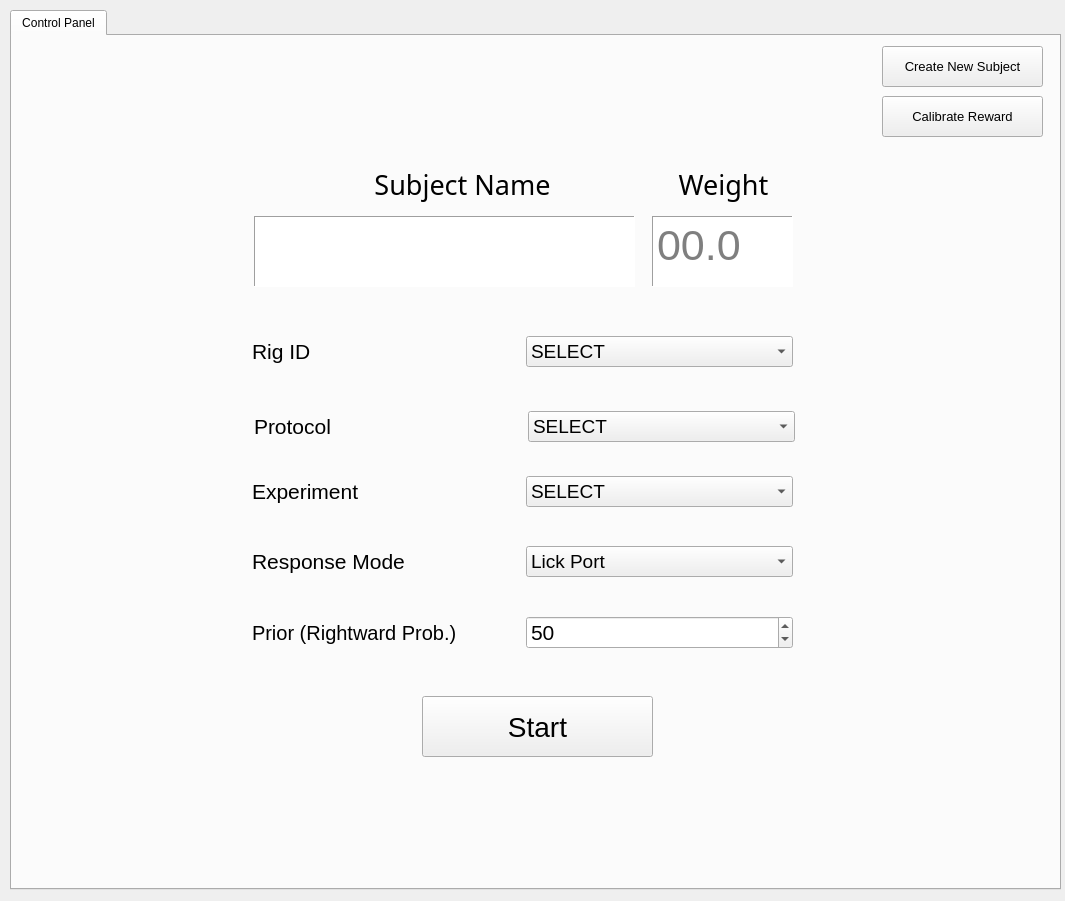
The window that NeuRPi/gui/main_gui.ui (vaibrainium/NeuRPi) describes before a commit, drawn with Qt 5.
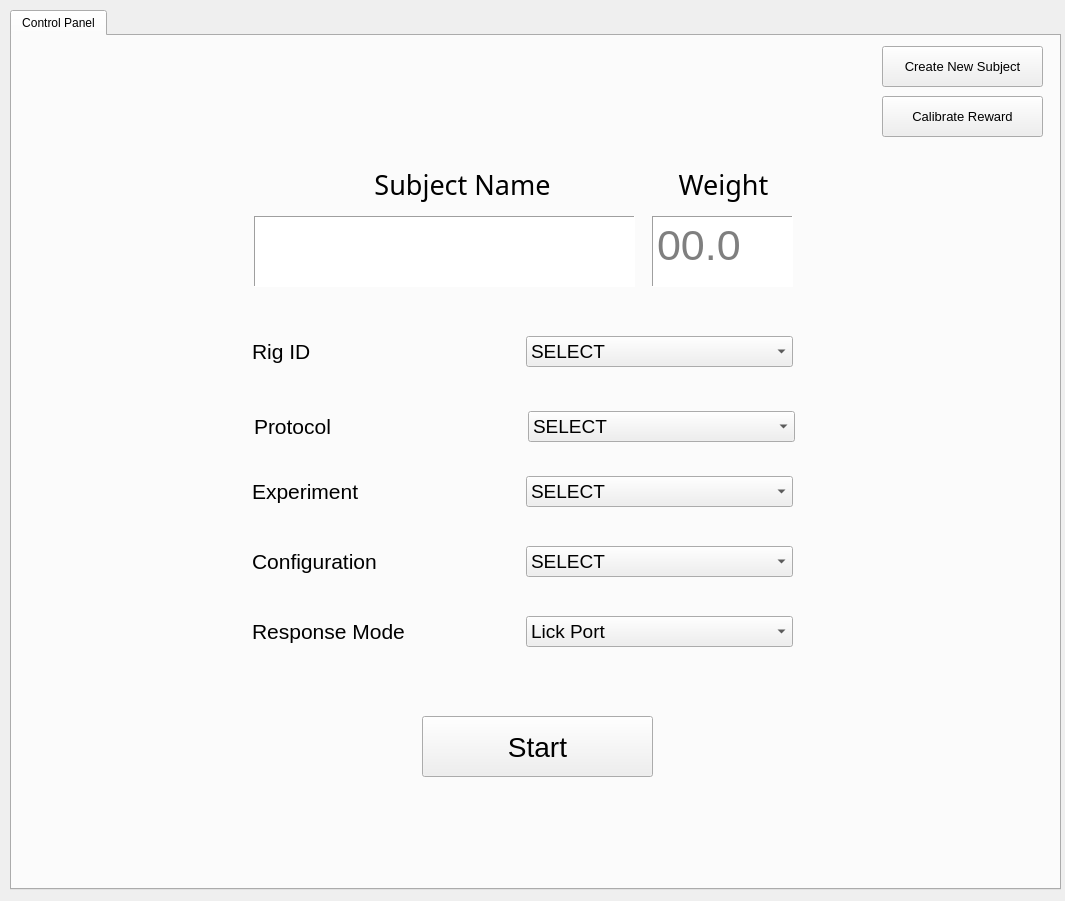
The same window after the commit.

Commit message: Added configuration saving feature

```diff
--- a/NeuRPi/gui/main_gui.ui
+++ b/NeuRPi/gui/main_gui.ui
@@ -46,7 +46,7 @@
       <property name="geometry">
        <rect>
         <x>410</x>
-        <y>660</y>
+        <y>680</y>
         <width>231</width>
         <height>61</height>
        </rect>
@@ -133,7 +133,7 @@
       <property name="geometry">
        <rect>
         <x>240</x>
-        <y>510</y>
+        <y>580</y>
         <width>541</width>
         <height>31</height>
        </rect>
@@ -178,48 +178,6 @@
        </item>
       </layout>
      </widget>
-     <widget class="QWidget" name="layoutWidget_4">
-      <property name="geometry">
-       <rect>
-        <x>240</x>
-        <y>580</y>
-        <width>541</width>
-        <height>33</height>
-       </rect>
-      </property>
-      <layout class="QHBoxLayout" name="horizontalLayout_6">
-       <item>
-        <widget class="QLabel" name="label_6">
-         <property name="font">
-          <font>
-           <pointsize>15</pointsize>
-          </font>
-         </property>
-         <property name="text">
-          <string>Prior (Rightward Prob.)</string>
-         </property>
-        </widget>
-       </item>
-       <item>
-        <widget class="QSpinBox" name="right_prior">
-         <property name="font">
-          <font>
-           <pointsize>16</pointsize>
-          </font>
-         </property>
-         <property name="maximum">
-          <number>100</number>
-         </property>
-         <property name="singleStep">
-          <number>1</number>
-         </property>
-         <property name="value">
-          <number>50</number>
-         </property>
-        </widget>
-       </item>
-      </layout>
-     </widget>
      <widget class="QWidget" name="layoutWidget_5">
       <property name="geometry">
        <rect>
@@ -437,6 +395,47 @@
        <string>Create New Subject</string>
       </property>
      </widget>
+     <widget class="QWidget" name="layoutWidget_7">
+      <property name="geometry">
+       <rect>
+        <x>240</x>
+        <y>510</y>
+        <width>541</width>
+        <height>31</height>
+       </rect>
+      </property>
+      <layout class="QHBoxLayout" name="horizontalLayout_7">
+       <item>
+        <widget class="QLabel" name="label_8">
+         <property name="font">
+          <font>
+           <pointsize>16</pointsize>
+          </font>
+         </property>
+         <property name="text">
+          <string>Configuration</string>
+         </property>
+        </widget>
+       </item>
+       <item>
+        <widget class="QComboBox" name="configuration">
+         <property name="font">
+          <font>
+           <pointsize>14</pointsize>
+          </font>
+         </property>
+         <property name="maxVisibleItems">
+          <number>15</number>
+         </property>
+         <item>
+          <property name="text">
+           <string>SELECT</string>
+          </property>
+         </item>
+        </widget>
+       </item>
+      </layout>
+     </widget>
     </widget>
    </widget>
   </widget>
```
Left out of the diff: 1 changed line with no effect on the pictures. The commit also changes 4 other files.
